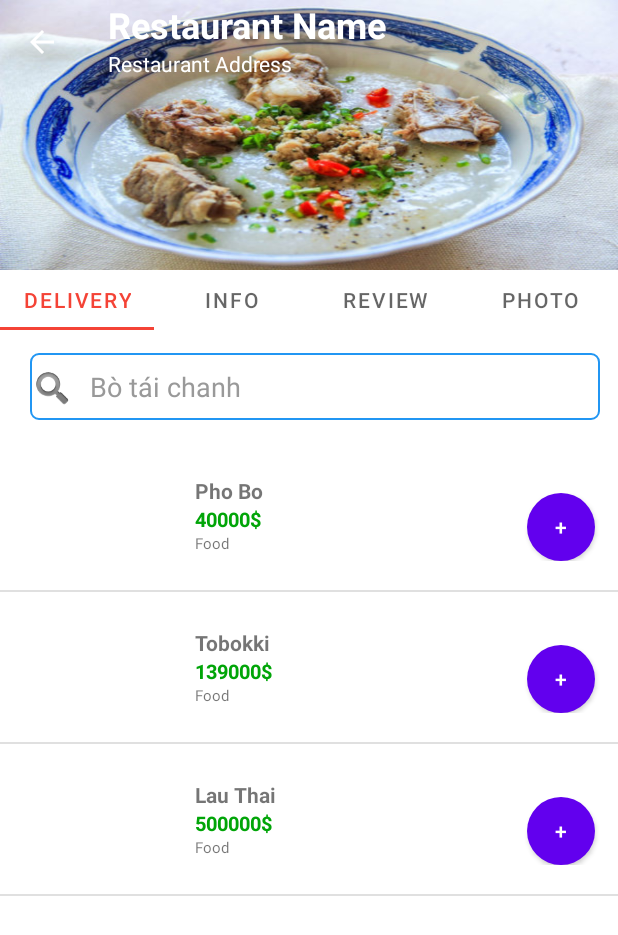
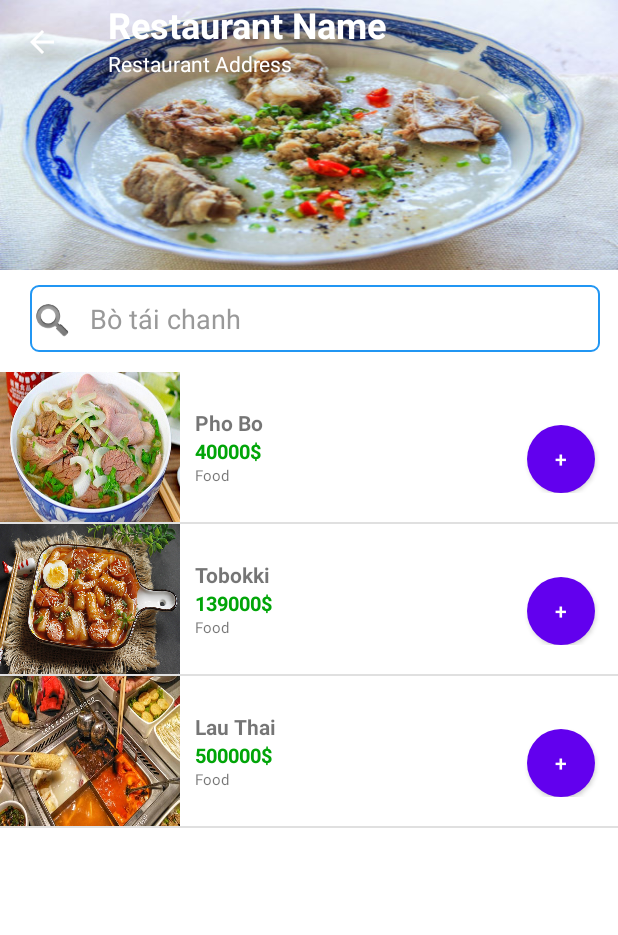
Before and after one commit to tmhhh/Android_foodyClone, an Android app: the RestaurantDetail screen opened directly, with no data from a screen before it, on a phone screen of 412 x 824 dp. Shown: the top 935 px of the screen. Run offline under Robolectric (Android 15) with nearby library versions, the phone set to English and light mode, and no system bars; 3 statements that could not run were skipped.

Commit message:
Complete cart listview handler

```diff
--- a/app/src/main/java/hcmute/spkt/truongminhhoang/foodyclone/RestaurantsFragment.java
+++ b/app/src/main/java/hcmute/spkt/truongminhhoang/foodyclone/RestaurantsFragment.java
@@ -81,7 +81,6 @@ public class RestaurantsFragment extends Fragment {
             @Override
             public void onItemClick(AdapterView<?> a, View v, int position, long id) {
                 Restaurant restaurant = (Restaurant) listView.getItemAtPosition(position);
-                Toast.makeText(getActivity(), "Selected :" + " " + restaurant.toString(), Toast.LENGTH_SHORT).show();
                 Intent myIntent = new Intent(getActivity(), RestaurantDetail.class);
                 myIntent.putExtra("restaurant", restaurant);
                 getActivity().startActivity(myIntent);
--- a/app/src/main/java/hcmute/spkt/truongminhhoang/foodyclone/services/CartService.java
+++ b/app/src/main/java/hcmute/spkt/truongminhhoang/foodyclone/services/CartService.java
@@ -16,7 +16,11 @@ public class CartService {
         return cart.removeCart(item);
     }
 
+    public static boolean updateCart(CartItem item, int quantity) { return cart.updateCart(item, quantity); }
+
     public static int getTotal() {
         return cart.getTotal();
     }
+
+    public static boolean checkout() {return true;}
 }
--- a/app/src/main/res/layout/activity_cart.xml
+++ b/app/src/main/res/layout/activity_cart.xml
@@ -16,7 +16,7 @@
             android:id="@+id/cartToolbar"
             android:layout_width="match_parent"
             android:layout_height="?attr/actionBarSize"
-            android:background="?attr/colorPrimary"
+            android:background="@color/red"
             app:popupTheme="@style/Theme.FoodyClone.PopupOverlay" />
 
     </com.google.android.material.appbar.AppBarLayout>
--- a/app/src/main/res/layout/content_scrolling.xml
+++ b/app/src/main/res/layout/content_scrolling.xml
@@ -11,33 +11,33 @@
         android:layout_width="match_parent"
         android:layout_height="wrap_content"
         android:orientation="vertical">
-        <com.google.android.material.tabs.TabLayout
-            android:layout_width="match_parent"
-            android:layout_height="40dp"
-            android:layout_marginBottom="5dp"
-            app:tabSelectedTextColor="@color/red"
-            app:tabIndicatorColor="@color/red"
-            >
+<!--        <com.google.android.material.tabs.TabLayout-->
+<!--            android:layout_width="match_parent"-->
+<!--            android:layout_height="40dp"-->
+<!--            android:layout_marginBottom="5dp"-->
+<!--            app:tabSelectedTextColor="@color/red"-->
+<!--            app:tabIndicatorColor="@color/red"-->
+<!--            >-->
 
-            <com.google.android.material.tabs.TabItem
-                android:layout_width="wrap_content"
-                android:layout_height="wrap_content"
-                android:text="Delivery" />
+<!--            <com.google.android.material.tabs.TabItem-->
+<!--                android:layout_width="wrap_content"-->
+<!--                android:layout_height="wrap_content"-->
+<!--                android:text="Delivery" />-->
 
-            <com.google.android.material.tabs.TabItem
-                android:layout_width="wrap_content"
-                android:layout_height="wrap_content"
-                android:text="Info" />
+<!--            <com.google.android.material.tabs.TabItem-->
+<!--                android:layout_width="wrap_content"-->
+<!--                android:layout_height="wrap_content"-->
+<!--                android:text="Info" />-->
 
-            <com.google.android.material.tabs.TabItem
-                android:layout_width="wrap_content"
-                android:layout_height="wrap_content"
-                android:text="Review" />
-            <com.google.android.material.tabs.TabItem
-                android:layout_width="wrap_content"
-                android:layout_height="wrap_content"
-                android:text="Photo" />
-        </com.google.android.material.tabs.TabLayout>
+<!--            <com.google.android.material.tabs.TabItem-->
+<!--                android:layout_width="wrap_content"-->
+<!--                android:layout_height="wrap_content"-->
+<!--                android:text="Review" />-->
+<!--            <com.google.android.material.tabs.TabItem-->
+<!--                android:layout_width="wrap_content"-->
+<!--                android:layout_height="wrap_content"-->
+<!--                android:text="Photo" />-->
+<!--        </com.google.android.material.tabs.TabLayout>-->
         <androidx.constraintlayout.widget.ConstraintLayout
             android:id="@+id/headerContainer"
             android:layout_width="match_parent"
```
Also changed, not shown: app/src/main/java/hcmute/spkt/truongminhhoang/foodyclone/CartActivity.java (+13 -0 lines), app/src/main/java/hcmute/spkt/truongminhhoang/foodyclone/adapters/CartListAdapter.java (+33 -3 lines), app/src/main/java/hcmute/spkt/truongminhhoang/foodyclone/classes/Cart.java (+16 -0 lines), app/src/main/res/layout/cart_list_item_layout.xml (+19 -11 lines), app/src/main/res/drawable/minus.png (added), app/src/main/res/drawable/phobo.png (added), app/src/main/res/drawable/plus.png (added), app/src/main/res/drawable/thaihotpot.jpeg (added), app/src/main/res/drawable/tobokki.jpg (added).
